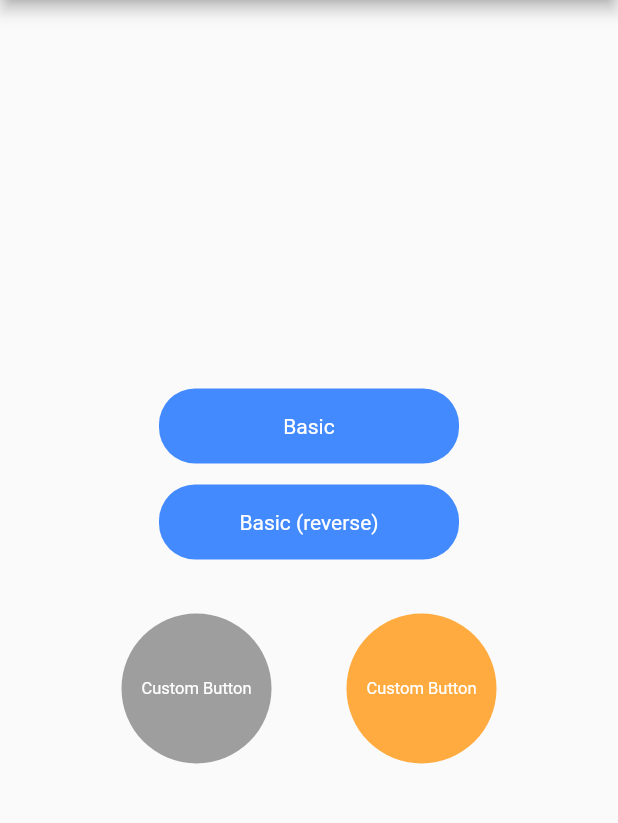
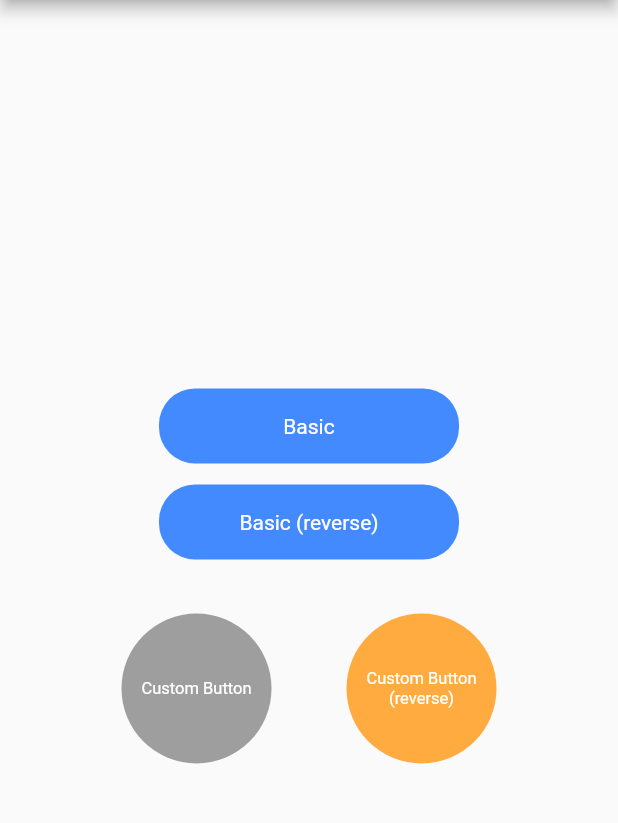
Before and after one commit to Senopiece/scale_button, a Flutter app: the screen it shows after launch, on a phone screen of 412 x 824 dp, the part 84-907 px from its top. Run offline on Flutter 3.47's test engine with Material 2 defaults, Android fonts, the phone set to English and light mode, and no system bars.

Commit message:
Update scale_button

```diff
--- a/example/lib/main.dart
+++ b/example/lib/main.dart
@@ -1,7 +1,5 @@
 import 'package:flutter/material.dart';
-import 'dart:async';
 
-import 'package:flutter/services.dart';
 import 'package:scale_button/scale_button.dart';
 
 void main() {
@@ -66,16 +64,24 @@ class _ExampleScreenState extends State<ExampleScreen> {
                   ),
                 ),
                 ScaleButton(
+                  onTap: () {
+                    print("Hello, World!");
+                  },
                   buttonDecoration: ButtonDecoration(
-                      height: 100.0,
-                      width: 150.0,
-                      boxDecoration: BoxDecoration(
-                        color: Colors.orangeAccent,
-                        shape: BoxShape.circle,
-                      )),
+                    height: 100.0,
+                    width: 150.0,
+                    boxDecoration: BoxDecoration(
+                      color: Colors.orangeAccent,
+                      shape: BoxShape.circle,
+                    ),
+                  ),
                   child: Text(
-                    "Custom Button",
-                    style: TextStyle(color: Colors.white, fontSize: 11.0),
+                    "Custom Button\n(reverse)",
+                    style: TextStyle(
+                      color: Colors.white,
+                      fontSize: 11.0,
+                    ),
+                    textAlign: TextAlign.center,
                   ),
                   bound: 0.8,
                   reverse: true,
--- a/lib/scale_button.dart
+++ b/lib/scale_button.dart
@@ -1,25 +1,36 @@
-// You have generated a new plugin project without
-// specifying the `--platforms` flag. A plugin project supports no platforms is generated.
-// To add platforms, run `flutter create -t plugin --platforms <platforms> .` under the same
-// directory. You can also find a detailed instruction on how to add platforms in the `pubspec.yaml` at https://flutter.dev/docs/development/packages-and-plugins/developing-packages#plugin-platforms.
-
 import 'package:flutter/material.dart';
 
 class ButtonDecoration {
-  double height;
-  double width;
-  BoxDecoration boxDecoration;
+  final double height;
+  final double width;
+  final BoxDecoration boxDecoration;
 
   ButtonDecoration({this.height, this.width, this.boxDecoration});
 }
 
+// ignore: must_be_immutable
 class ScaleButton extends StatefulWidget {
-  ButtonDecoration buttonDecoration;
-  Duration duration;
-  double bound;
-  VoidCallback onTap;
-  Widget child;
-  bool reverse;
+  /// Adds a custom decoration to Scale Button
+  final ButtonDecoration buttonDecoration;
+
+  /// Adjust the animation speed
+  ///
+  /// Defaults to [300]
+  final Duration duration;
+
+  /// Adjust the shrink & zoom size.
+  ///
+  /// Default to [0.2]
+  final double bound;
+
+  final VoidCallback onTap;
+
+  final Widget child;
+
+  /// You can choose the type of animation [true : shrink, false: zoom]
+  ///
+  /// Default to [false]
+  final bool reverse;
 
   ScaleButton({this.buttonDecoration, this.duration, this.bound, this.onTap, this.child, this.reverse});
 
@@ -38,10 +49,10 @@ class _ScaleButtonState extends State<ScaleButton> with SingleTickerProviderStat
       duration: widget?.duration ?? Duration(milliseconds: 300),
       upperBound: widget?.bound ?? 0.2,
     )..addListener(() {
-        setState(() {
-          _scale = reverse ? 1 + _controller.value : 1 - _controller.value;
-        });
+      setState(() {
+        _scale = reverse ? 1 + _controller.value : 1 - _controller.value;
       });
+    });
   }
 
   @override
@@ -71,7 +82,9 @@ class _ScaleButtonState extends State<ScaleButton> with SingleTickerProviderStat
         _controller.reverse();
       },
       onTap: () {
-        widget.onTap == null ? print("") : widget.onTap();
+        if (widget.onTap != null) {
+          widget.onTap();
+        }
       },
       child: Transform.scale(
         scale: _scale,
```
Also changed, not shown: pubspec.yaml (+6 -6 lines), example/pubspec.lock.
